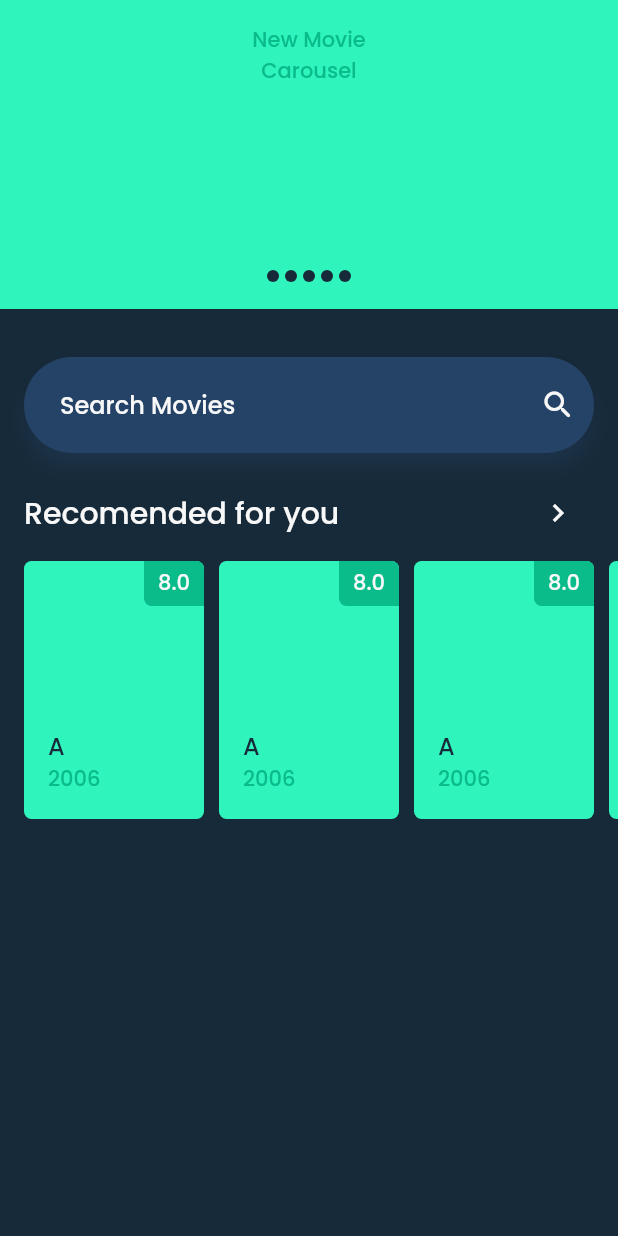
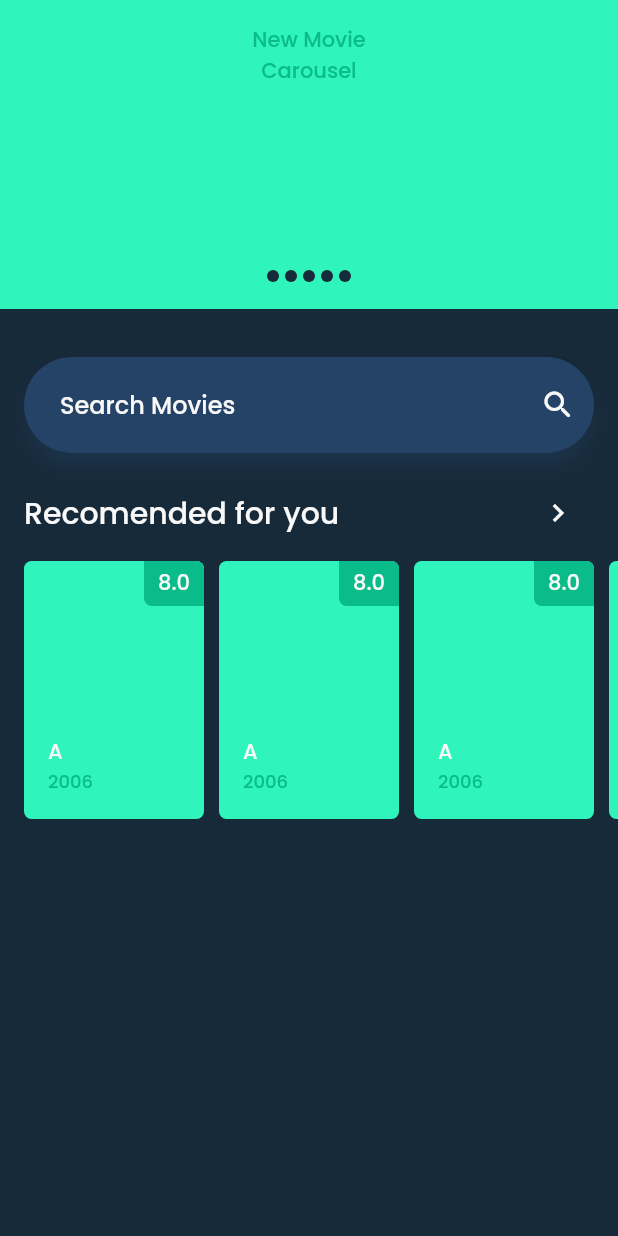
Before and after one commit to fatanabil/watch-list, a Flutter app: the screen it shows after launch, on a phone screen of 412 x 824 dp. Run offline on Flutter 3.47's test engine with Material 2 defaults, Android fonts, the phone set to English and light mode, and no system bars.

Commit message:
change fontsize and color

```diff
--- a/lib/theme.dart
+++ b/lib/theme.dart
@@ -9,9 +9,9 @@ const Color accGreen = Color(0xFF2FF5BD);
 const Color whiteMv = Color(0xFFF8F8F8);
 
 TextStyle movieTitle =
-    TextStyle(fontSize: 16, fontWeight: FontWeight.w500, color: dBlue);
+    TextStyle(fontSize: 14, fontWeight: FontWeight.w500, color: whiteMv);
 TextStyle movieYear =
-    TextStyle(fontSize: 14, fontWeight: FontWeight.w400, color: dGreen);
+    TextStyle(fontSize: 12, fontWeight: FontWeight.w400, color: dGreen);
 TextStyle movieRating =
     TextStyle(fontSize: 14, fontWeight: FontWeight.w400, color: whiteMv);
 TextStyle menuTitle =
```
